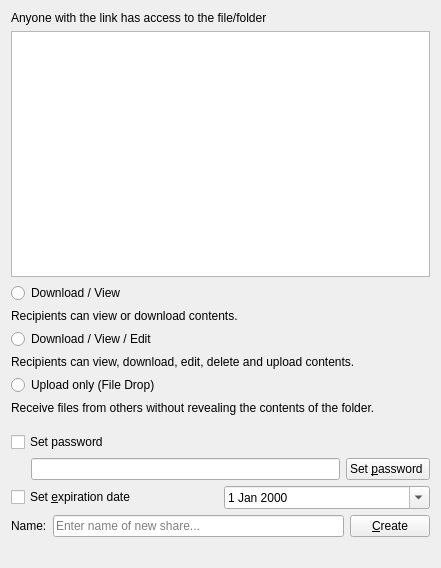
CSG-Development/owncloud-client, file src/gui/sharelinkwidget.ui: the form before one commit.
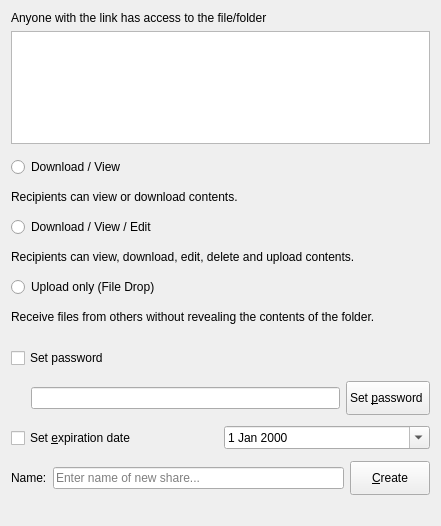
The form after the commit. Custom widgets are drawn as their Qt base class.

```diff
--- a/src/gui/sharelinkwidget.ui
+++ b/src/gui/sharelinkwidget.ui
@@ -7,7 +7,7 @@
     <x>0</x>
     <y>0</y>
     <width>441</width>
-    <height>568</height>
+    <height>526</height>
    </rect>
   </property>
   <property name="windowTitle">
@@ -94,9 +94,18 @@
             <number>0</number>
            </property>
            <item>
-            <widget class="QRadioButton" name="radio_readOnly">
-             <property name="cursor">
-              <cursorShape>PointingHandCursor</cursorShape>
+            <widget class="CRadioButton" name="radio_readOnly">
+             <property name="minimumSize">
+              <size>
+               <width>0</width>
+               <height>34</height>
+              </size>
+             </property>
+             <property name="maximumSize">
+              <size>
+               <width>16777215</width>
+               <height>34</height>
+              </size>
              </property>
              <property name="text">
               <string>Download / View</string>
@@ -122,9 +131,18 @@
           </widget>
          </item>
          <item>
-          <widget class="QRadioButton" name="radio_readWrite">
-           <property name="cursor">
-            <cursorShape>PointingHandCursor</cursorShape>
+          <widget class="CRadioButton" name="radio_readWrite">
+           <property name="minimumSize">
+            <size>
+             <width>0</width>
+             <height>34</height>
+            </size>
+           </property>
+           <property name="maximumSize">
+            <size>
+             <width>16777215</width>
+             <height>34</height>
+            </size>
            </property>
            <property name="text">
             <string>Download / View / Edit</string>
@@ -148,9 +166,18 @@
           </widget>
          </item>
          <item>
-          <widget class="QRadioButton" name="radio_uploadOnly">
-           <property name="cursor">
-            <cursorShape>PointingHandCursor</cursorShape>
+          <widget class="CRadioButton" name="radio_uploadOnly">
+           <property name="minimumSize">
+            <size>
+             <width>0</width>
+             <height>34</height>
+            </size>
+           </property>
+           <property name="maximumSize">
+            <size>
+             <width>16777215</width>
+             <height>34</height>
+            </size>
            </property>
            <property name="text">
             <string>Upload only (File Drop)</string>
@@ -186,6 +213,18 @@
             <verstretch>0</verstretch>
            </sizepolicy>
           </property>
+          <property name="minimumSize">
+           <size>
+            <width>0</width>
+            <height>34</height>
+           </size>
+          </property>
+          <property name="maximumSize">
+           <size>
+            <width>16777215</width>
+            <height>34</height>
+           </size>
+          </property>
           <property name="cursor">
            <cursorShape>PointingHandCursor</cursorShape>
           </property>
@@ -229,6 +268,18 @@
             <verstretch>0</verstretch>
            </sizepolicy>
           </property>
+          <property name="minimumSize">
+           <size>
+            <width>0</width>
+            <height>34</height>
+           </size>
+          </property>
+          <property name="maximumSize">
+           <size>
+            <width>16777215</width>
+            <height>34</height>
+           </size>
+          </property>
           <property name="cursor">
            <cursorShape>PointingHandCursor</cursorShape>
           </property>
@@ -245,7 +296,19 @@
          <number>0</number>
         </property>
         <item>
-         <widget class="QCheckBox" name="checkBox_expire">
+         <widget class="CCheckBox" name="checkBox_expire">
+          <property name="minimumSize">
+           <size>
+            <width>0</width>
+            <height>34</height>
+           </size>
+          </property>
+          <property name="maximumSize">
+           <size>
+            <width>16777215</width>
+            <height>34</height>
+           </size>
+          </property>
           <property name="cursor">
            <cursorShape>PointingHandCursor</cursorShape>
           </property>
@@ -297,6 +360,18 @@
       </item>
       <item>
        <widget class="QPushButton" name="createShareButton">
+        <property name="minimumSize">
+         <size>
+          <width>0</width>
+          <height>34</height>
+         </size>
+        </property>
+        <property name="maximumSize">
+         <size>
+          <width>16777215</width>
+          <height>34</height>
+         </size>
+        </property>
         <property name="cursor">
          <cursorShape>PointingHandCursor</cursorShape>
         </property>
@@ -361,6 +436,18 @@
   </layout>
  </widget>
  <layoutdefault spacing="6" margin="11"/>
+ <customwidgets>
+  <customwidget>
+   <class>CCheckBox</class>
+   <extends>QCheckBox</extends>
+   <header>gui/customui/ccheckbox.h</header>
+  </customwidget>
+  <customwidget>
+   <class>CRadioButton</class>
+   <extends>QRadioButton</extends>
+   <header>gui/customui/cradiobutton.h</header>
+  </customwidget>
+ </customwidgets>
  <tabstops>
   <tabstop>nameLineEdit</tabstop>
   <tabstop>createShareButton</tabstop>
```
Left out of the diff: 2 changed lines with no effect on the pictures.
